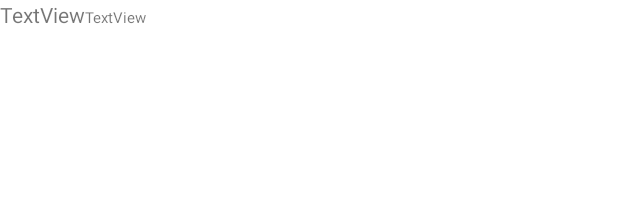
After one commit to rnqhqaltjs/Whatareyouupto, an Android app: the layout todoitem_main.xml on its own in the app's theme, with its tools: preview values and no code run, on a phone screen of 412 x 824 dp. The commit adds this screen. Shown: the top 198 px of the screen. Run offline under Robolectric (Android 15) with nearby library versions, the phone set to English and light mode, and no system bars.

Commit message:
Initial commit

```diff
--- a/app/build.gradle
+++ b/app/build.gradle
@@ -45,4 +45,5 @@ dependencies {
     androidTestImplementation 'androidx.test.ext:junit:1.1.3'
     androidTestImplementation 'androidx.test.espresso:espresso-core:3.4.0'
     implementation 'com.prolificinteractive:material-calendarview:1.4.3'
+    debugImplementation 'com.amitshekhar.android:debug-db:1.0.6'
 }
--- /dev/null
+++ b/app/src/main/java/com/example/whatareyouupto/sqlite/Memo.kt
@@ -0,0 +1,6 @@
+package com.example.whatareyouupto.sqlite
+
+data class Memo(
+    var id:Long?,
+    var title: String
+)
--- a/app/src/main/res/layout/activity_main.xml
+++ b/app/src/main/res/layout/activity_main.xml
@@ -34,6 +34,7 @@
         android:layout_marginLeft="10dp" >
 
         <androidx.recyclerview.widget.RecyclerView
+            android:id="@+id/recyclerView"
             android:layout_width="match_parent"
             android:layout_height="match_parent" />
     </androidx.cardview.widget.CardView>
@@ -45,7 +46,7 @@
         android:layout_gravity="end|bottom"
         android:layout_margin="16dp"
         android:src="@drawable/ic_baseline_add_24"
-        tools:ignore="SpeakableTextPresentCheck"
-        android:visibility="invisible"/>
+        android:visibility="invisible"
+        tools:ignore="SpeakableTextPresentCheck" />
 
 </LinearLayout>
--- /dev/null
+++ b/app/src/main/res/layout/todoitem_main.xml
@@ -0,0 +1,20 @@
+<?xml version="1.0" encoding="utf-8"?>
+<LinearLayout xmlns:android="http://schemas.android.com/apk/res/android"
+    android:layout_width="match_parent"
+    android:layout_height="20dp"
+    android:orientation="horizontal">
+
+    <TextView
+        android:id="@+id/id"
+        android:layout_width="wrap_content"
+        android:layout_height="wrap_content"
+        android:text="TextView" />
+
+    <TextView
+        android:id="@+id/title"
+        android:layout_width="wrap_content"
+        android:layout_height="wrap_content"
+        android:text="TextView"
+        android:textSize="10sp" />
+
+</LinearLayout>
```
Also changed, not shown: app/src/main/java/com/example/whatareyouupto/MainActivity.kt (+35 -10 lines), app/src/main/java/com/example/whatareyouupto/ToDo/RecyclerViewAdapter.kt (added, +41 -0 lines), app/src/main/java/com/example/whatareyouupto/ToDo/TodoaddActivity.kt (+30 -1 lines), app/src/main/java/com/example/whatareyouupto/sqlite/SQLiteOpenHelper.kt (added, +91 -0 lines).
